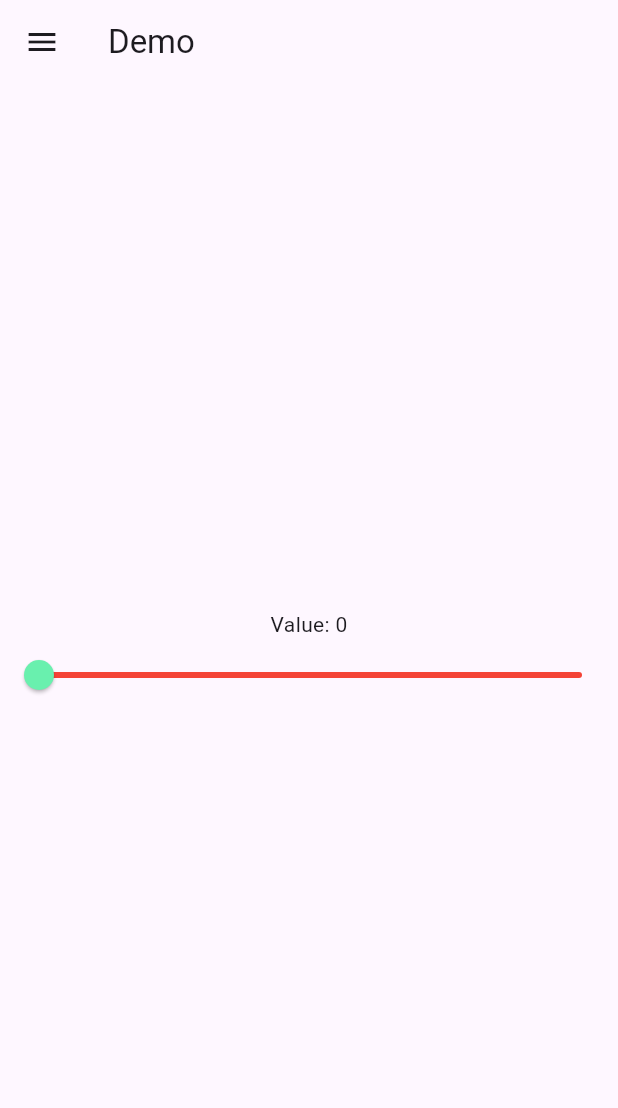
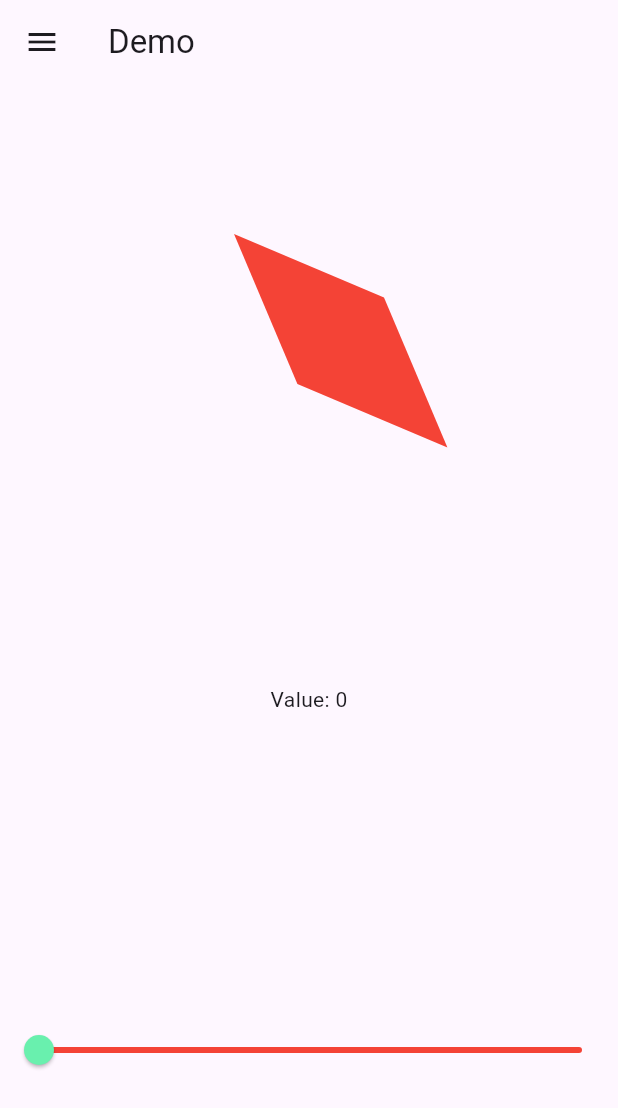
Before and after one commit to ibahas/FlutterApp, a Flutter app: the screen it shows after launch, on a phone screen of 412 x 824 dp. Shown: the top 1108 px of the screen. Run offline on Flutter 3.47's test engine with Material 3 defaults, Android fonts, the phone set to English and light mode, and no system bars.

Commit message:
Transform,##.routate,##.scale,##.translate

```diff
--- a/lib/main.dart
+++ b/lib/main.dart
@@ -1,4 +1,7 @@
+import 'dart:math';
+
 import 'package:flutter/material.dart';
+import 'package:flutter/widgets.dart';
 import 'drawer.dart';
 import 'package:flutter_application_1/screen1.dart';
 import 'package:flutter_application_1/screen2.dart';
@@ -42,19 +45,46 @@ class _MyHomePageState extends State<MyHomePage> {
           title: const Text('Demo'),
         ),
         body: Column(
-          mainAxisAlignment: MainAxisAlignment.center,
+          mainAxisAlignment: MainAxisAlignment.spaceAround,
           children: [
-            Container(
-              color: Colors.red,
-              width: _value,
-              height: _value,
+            Transform(
+              transform: Matrix4.skew(.4,.4),
+              child: Container(
+                color: Colors.red,
+                width: 100,
+                height: 100,
+              ),
             ),
+            // Transform.translate(
+            //   offset:  Offset(_value, _value),
+            //   child: Container(
+            //     color: Colors.red,
+            //     width: 100,
+            //     height: 100,
+            //   ),
+            // ),
+            // Transform.scale(
+            //   scale: _value,
+            //   child: Container(
+            //     color: Colors.red,
+            //     width: 100,
+            //     height: 100,
+            //   ),
+            // ),
+            // Transform.rotate(
+            //   angle: (_value) * (pi / 180),
+            //   child: Container(
+            //     color: Colors.red,
+            //     width: _value,
+            //     height: _value,
+            //   ),
+            // ),
             Text('Value: ${(_value).round()}'),
             Slider(
               value: _value,
               onChanged: (double val) => setState(() => _value = val),
               min: 0,
-              max: 500,
+              max: 150,
               inactiveColor: Colors.red,
               activeColor: Colors.greenAccent,
               divisions: 100,
--- a/note.txt
+++ b/note.txt
@@ -178,3 +178,11 @@ When need to use navigator pop need to note this screen created with pushNamed.
 #Slider.
 Slider(value,onChanged () =>,inactiveColor,activeColor,devison,label)
 -----
+
+-----
+Transform.rotate([angle=>[pi/4]])// And pi is 180 ., or angle= _value * (pi/180) ...
+Transform.scale(scale as int)// When plus 1 will be add same width,height * value for ex :
+height: 100, width : 200 => when value 2 => 100*2, 200 * 2.
+Transform.translate(offset: x,y) // Can be use -x or -y.
+Transform([transform: Matrix4.skew(x,y)])
+-----
```
